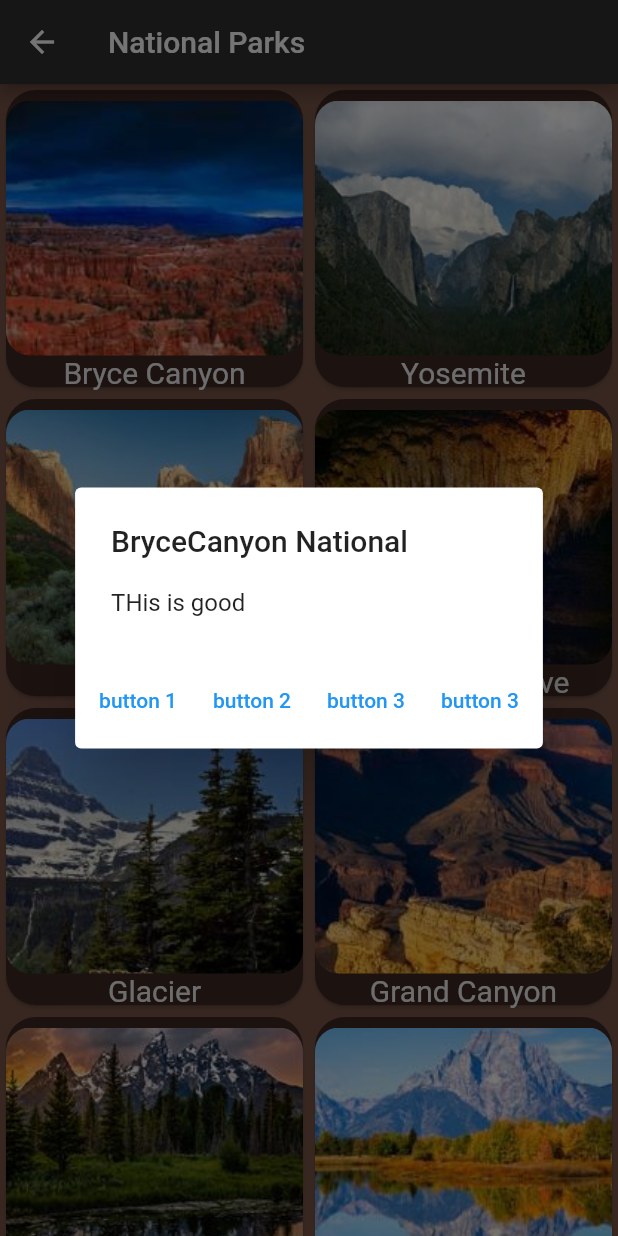
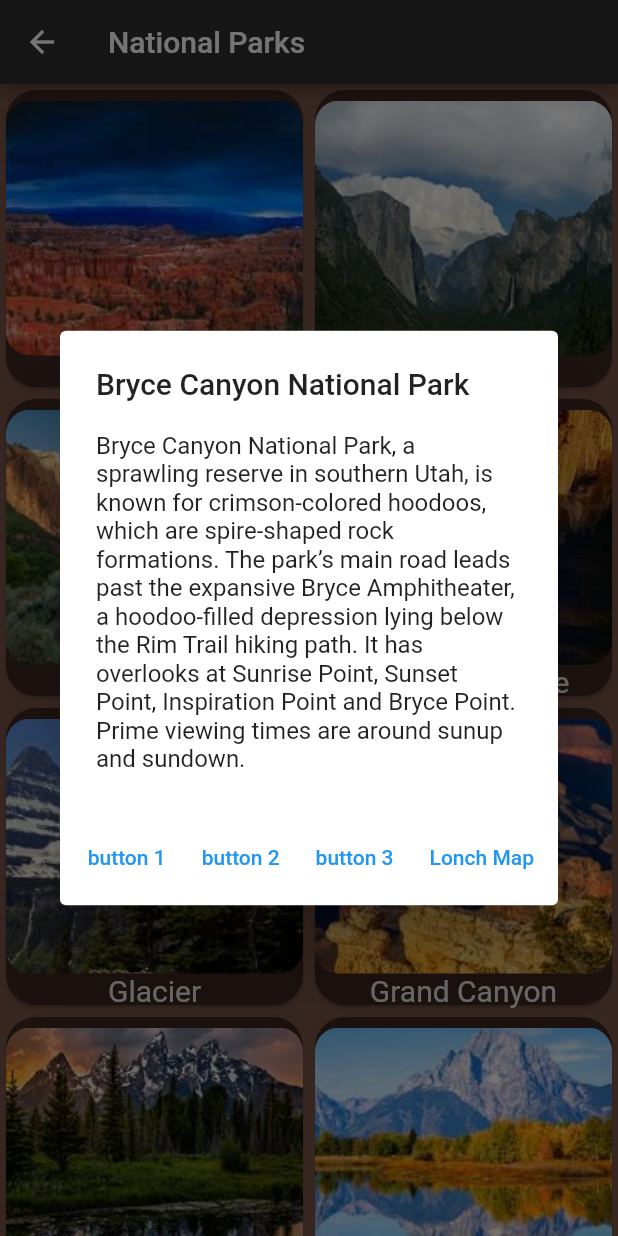
Before and after one commit to meetBOBpatel/TravelAdvisor, a Flutter app: the HomePage screen opened directly, after a tap on "Bryce Canyon", on a phone screen of 412 x 824 dp. Run offline on Flutter 3.47's test engine with Material 2 defaults, Android fonts, the phone set to English and light mode, and no system bars; drawn by our look-alikes of focused_menu; our stand-ins replace auto_size_text, firebase_auth, firebase_core, google_maps_flutter, vm_service, weather; missing offline and left inert: maps_launcher; accounts and stored records are empty.

Commit message:
Pop added to 1 block

```diff
--- a/lib/HomePage.dart
+++ b/lib/HomePage.dart
@@ -3,6 +3,7 @@
 import 'package:flutter/material.dart';
 import 'package:focused_menu/focused_menu.dart';
 import 'package:focused_menu/modals.dart';
+import 'package:maps_launcher/maps_launcher.dart';
 import 'package:travel_advisor/MapPage.dart';
 import 'package:travel_advisor/SavePage.dart';
 
@@ -12,7 +13,7 @@ class HomePage extends StatefulWidget {
 }
 
 
-showAlertDialog(BuildContext context, String title, String details) {
+showAlertDialog(BuildContext context, String title, String details,double L1, double L2) {
 
   // set up the buttons
   Widget b1 = TextButton(
@@ -28,8 +29,10 @@ showAlertDialog(BuildContext context, String title, String details) {
     onPressed:  () {},
   );
   Widget b4 = TextButton(
-    child: Text("button 3"),
-    onPressed:  () {},
+    child: Text("Lonch Map"),
+    onPressed:  () {
+      MapsLauncher.launchCoordinates(L1, L2);
+    },
   );
 
   // set up the AlertDialog
@@ -72,9 +75,7 @@ class _HomePageState extends State<HomePage> {
                   child: FocusedMenuHolder(
                     menuWidth: MediaQuery.of(context).size.width * .5,
                     onPressed: () {
-                      // Navigator.push(context,
-                      //     MaterialPageRoute(builder: (conext) => MapPage()));
-                      showAlertDialog(context, "BryceCanyon National", "THis is good" );
+                      showAlertDialog(context, "Bryce Canyon National Park ", "Bryce Canyon National Park, a sprawling reserve in southern Utah, is known for crimson-colored hoodoos, which are spire-shaped rock formations. The park’s main road leads past the expansive Bryce Amphitheater, a hoodoo-filled depression lying below the Rim Trail hiking path. It has overlooks at Sunrise Point, Sunset Point, Inspiration Point and Bryce Point. Prime viewing times are around sunup and sundown.", 37.609181207224594, -112.2324156093562);
                     }, // Open google maps and show direction Home to National Park
                     menuItems: [
                       FocusedMenuItem(
@@ -125,7 +126,9 @@ class _HomePageState extends State<HomePage> {
                   child: FocusedMenuHolder(
                     menuWidth: MediaQuery.of(context).size.width * .5,
                     onPressed:
-                        () {}, // Open google maps and show direction Home to National Park
+                        () {
+                          showAlertDialog(context, "Yosemite National Park ", "Yosemite National Park is in California’s Sierra Nevada mountains. It’s famed for its giant, ancient sequoia trees, and for Tunnel View, the iconic vista of towering Bridalveil Fall and the granite cliffs of El Capitan and Half Dome. In Yosemite Village are shops, restaurants, lodging, the Yosemite Museum and the Ansel Adams Gallery, with prints of the photographer’s renowned black-and-white landscapes of the area.", 37.86509400479401, -119.53811025826526);
+                        }, // Open google maps and show direction Home to National Park
                     menuItems: [
                       FocusedMenuItem(
                           title: Text("Save"),
@@ -173,7 +176,9 @@ class _HomePageState extends State<HomePage> {
                   child: FocusedMenuHolder(
                     menuWidth: MediaQuery.of(context).size.width * .5,
                     onPressed:
-                        () {}, // Open google maps and show direction Home to National Park
+                        () {
+                          showAlertDialog(context, "Zion National Park", "Zion National Park is a southwest Utah nature preserve distinguished by Zion Canyon’s steep red cliffs. Zion Canyon Scenic Drive cuts through its main section, leading to forest trails along the Virgin River. The river flows to the Emerald Pools, which have waterfalls and a hanging garden. Also along the river, partly through deep chasms, is Zion Narrows wading hike.", 37.29830302799651, -113.02629649360782);
+                        }, // Open google maps and show direction Home to National Park
                     menuItems: [
                       FocusedMenuItem(
                           title: Text("Save"),
@@ -221,7 +226,9 @@ class _HomePageState extends State<HomePage> {
                   child: FocusedMenuHolder(
                     menuWidth: MediaQuery.of(context).size.width * .5,
                     onPressed:
-                        () {}, // Open google maps and show direction Home to National Park
+                        () {
+                          showAlertDialog(context, "Mammoth Cave National Park", "Mammoth Cave in Kentucky is the world's longest known cave system, with more than 400 miles explored, and one of the oldest tour attractions in North America. Mammoth Cave in Kentucky is the world's longest known cave system, with more than 400 miles explored, and one of the oldest tour attractions in North America.", 37.181515666902534, -86.15049311470466);
+                        }, // Open google maps and show direction Home to National Park
                     menuItems: [
                       FocusedMenuItem(
                           title: Text("Save"),
@@ -269,7 +276,9 @@ class _HomePageState extends State<HomePage> {
                   child: FocusedMenuHolder(
                     menuWidth: MediaQuery.of(context).size.width * .5,
                     onPressed:
-                        () {}, // Open google maps and show direction Home to National Park
+                        () {
+                          showAlertDialog(context, "Glacier National Park","Glacier National Park is a 1,583-sq.-mi. wilderness area in Montana's Rocky Mountains, with glacier-carved peaks and valleys running to the Canadian border. It's crossed by the mountainous Going-to-the-Sun Road." ,48.759551328469826, -113.7870381316923);
+                        }, // Open google maps and show direction Home to National Park
                     menuItems: [
                       FocusedMenuItem(
                           title: Text("Save"),
@@ -317,7 +326,9 @@ class _HomePageState extends State<HomePage> {
                   child: FocusedMenuHolder(
                     menuWidth: MediaQuery.of(context).size.width * .5,
                     onPressed:
-                        () {}, // Open google maps and show direction Home to National Park
+                        () {
+                          showAlertDialog(context,"Grand Canyon National Park" , "Grand Canyon National Park, located in northwestern Arizona, is the 15th site in the United States to have been named as a national park. The park's central feature is the Grand Canyon, a gorge of the Colorado River, which is often considered one of the Wonders of the World.", 36.106801297266315, -112.1145058845318);
+                        }, // Open google maps and show direction Home to National Park
                     menuItems: [
                       FocusedMenuItem(
                           title: Text("Save"),
@@ -365,7 +376,9 @@ class _HomePageState extends State<HomePage> {
                   child: FocusedMenuHolder(
                     menuWidth: MediaQuery.of(context).size.width * .5,
                     onPressed:
-                        () {}, // Open google maps and show direction Home to National Park
+                        () {
+                          showAlertDialog(context, "Yellow Stone National Park", "Yellowstone National Park is a nearly 3,500-sq.-mile wilderness recreation area atop a volcanic hot spot. Mostly in Wyoming, the park spreads into parts of Montana and Idaho too. Yellowstone features dramatic canyons, alpine rivers, lush forests, hot springs and gushing geysers, including its most famous, Old Faithful. It's also home to hundreds of animal species, including bears, wolves, bison, elk and antelope. ", 44.428109498626114, -110.58663193766971);
+                        }, // Open google maps and show direction Home to National Park
                     menuItems: [
                       FocusedMenuItem(
                           title: Text("Save"),
@@ -413,7 +426,9 @@ class _HomePageState extends State<HomePage> {
                   child: FocusedMenuHolder(
                     menuWidth: MediaQuery.of(context).size.width * .5,
                     onPressed:
-                        () {}, // Open google maps and show direction Home to National Park
+                        () {
+                          showAlertDialog(context, "Grand Teton National Park", "Grand Teton National Park boasts 310,000 acres of lush valley floors, mountain meadows, alpine lakes and the rising peaks of the Grand Teton Mountain Range. Located just north of Jackson, Wyoming, Grand Teton has a diverse and long-standing history that includes human use from more than 11,000 years ago.", 43.79134228736242, -110.68050062007575);
+                        }, // Open google maps and show direction Home to National Park
                     menuItems: [
                       FocusedMenuItem(
                           title: Text("Save"),
@@ -461,7 +476,9 @@ class _HomePageState extends State<HomePage> {
                   child: FocusedMenuHolder(
                     menuWidth: MediaQuery.of(context).size.width * .5,
                     onPressed:
-                        () {}, // Open google maps and show direction Home to National Park
+                        () {
+                          showAlertDialog(context, "Congaree National Park", "Congaree National Park is a 26,276-acre American national park in central South Carolina, 18 miles southeast of the state capital, Columbia. The park preserves the largest tract of old growth bottomland hardwood forest left in the United States.", 33.7947990795592, -80.78169003108532);
+                        }, // Open google maps and show direction Home to National Park
                     menuItems: [
                       FocusedMenuItem(
                           title: Text("Save"),
@@ -509,7 +526,9 @@ class _HomePageState extends State<HomePage> {
                   child: FocusedMenuHolder(
                     menuWidth: MediaQuery.of(context).size.width * .5,
                     onPressed:
-                        () {}, // Open google maps and show direction Home to National Park
+                        () {
+                          showAlertDialog(context,"Indiana Dunes National Park" , "Indiana Dunes National Park hugs 15 miles of the southern shore of Lake Michigan and has much to offer. Whether you enjoy scouting for rare species of birds or flying kites on the sandy beach, the national park's 15,000 acres will continually enchant you.  Hikers will enjoy 50 miles of trails over rugged dunes, mysterious wetlands, sunny prairies, meandering rivers and peaceful forests. ", 41.65055743858551, -87.0706590676887);
+                        }, // Open google maps and show direction Home to National Park
                     menuItems: [
                       FocusedMenuItem(
                           title: Text("Save"),
@@ -557,7 +576,9 @@ class _HomePageState extends State<HomePage> {
                   child: FocusedMenuHolder(
                     menuWidth: MediaQuery.of(context).size.width * .5,
                     onPressed:
-                        () {}, // Open google maps and show direction Home to National Park
+                        () {
+                          showAlertDialog(context, "New River Groge National Park", "The New River Gorge National Park and Preserve is a unit of the United States National Park Service designed to protect and maintain the New River Gorge in southern West Virginia in the Appalachian Mountains. ", 37.87895546929177, -81.01797465855435);
+                        }, // Open google maps and show direction Home to National Park
                     menuItems: [
                       FocusedMenuItem(
                           title: Text("Save"),
@@ -605,7 +626,9 @@ class _HomePageState extends State<HomePage> {
                   child: FocusedMenuHolder(
                     menuWidth: MediaQuery.of(context).size.width * .5,
                     onPressed:
-                        () {}, // Open google maps and show direction Home to National Park
+                        () {
+                          showAlertDialog(context, "Smokey Mountain National Park", "The Great Smoky Mountains are a mountain range rising along the Tennessee–North Carolina border in the southeastern United States. They are a subrange of the Appalachian Mountains, and form part of the Blue Ridge Physiographic Province.", 35.616960486553594, -83.48957841979197);
+                        }, // Open google maps and show direction Home to National Park
                     menuItems: [
                       FocusedMenuItem(
                           title: Text("Save"),
```
